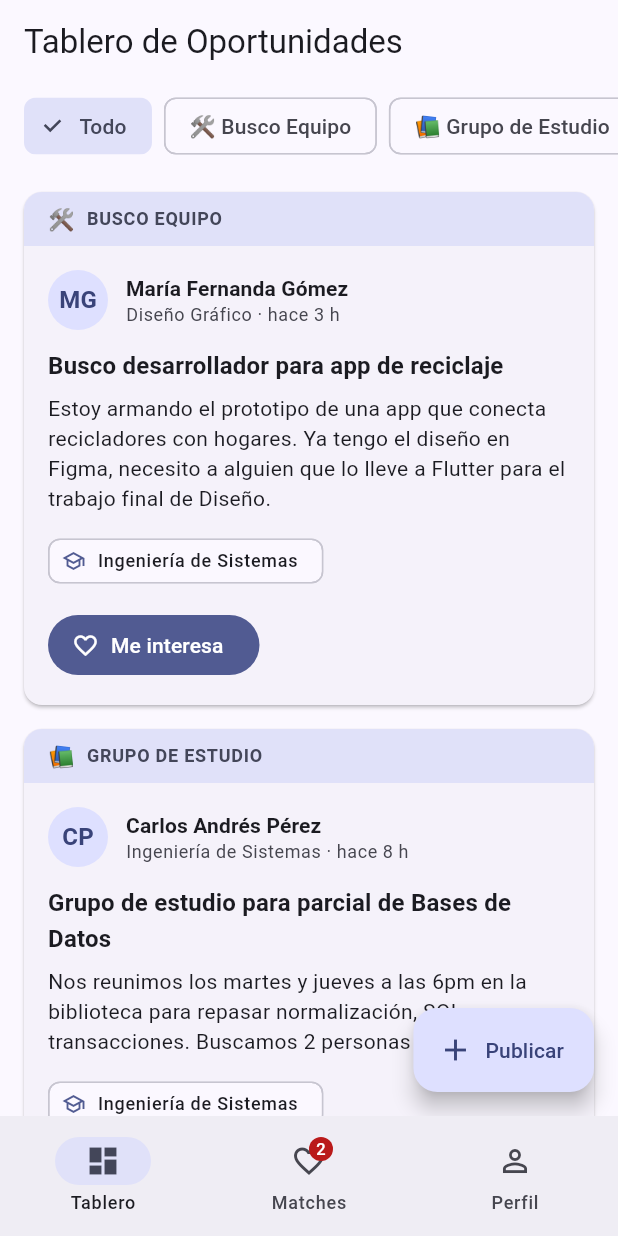
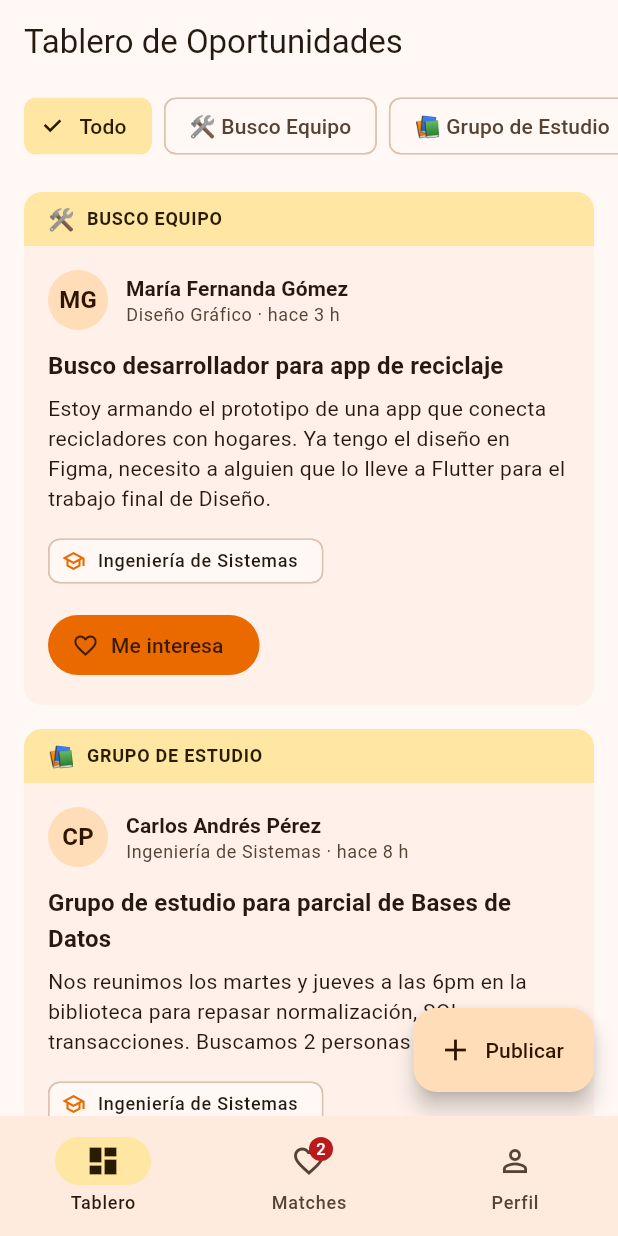
Before and after one commit to balmes2baxter/match_universitario, a Flutter app: the screen it shows after launch, on a phone screen of 412 x 824 dp. Run offline on Flutter 3.47's test engine with Material 3 defaults, Android fonts, the phone set to English and light mode, and no system bars; accounts and stored records are empty.

Commit message:
Tema cálido (amarillos y naranjas) con contraste AA
- AppTheme con esquemas claro/oscuro derivados de semilla naranja y variante vibrant
- Acentos vivos con textos oscuros y contenedores pastel para evitar saturación
- themeMode system; test de contraste WCAG y rango de matiz cálido

```diff
--- a/app/lib/main.dart
+++ b/app/lib/main.dart
@@ -3,6 +3,7 @@ import 'package:provider/provider.dart';
 
 import 'screens/home_shell.dart';
 import 'state/app_state.dart';
+import 'theme/app_theme.dart';
 
 void main() {
   runApp(const MatchUniversitarioApp());
@@ -18,10 +19,9 @@ class MatchUniversitarioApp extends StatelessWidget {
       child: MaterialApp(
         title: 'Match Universitario',
         debugShowCheckedModeBanner: false,
-        theme: ThemeData(
-          useMaterial3: true,
-          colorScheme: ColorScheme.fromSeed(seedColor: const Color(0xFF3F51B5)),
-        ),
+        theme: AppTheme.light,
+        darkTheme: AppTheme.dark,
+        themeMode: ThemeMode.system,
         home: const HomeShell(),
       ),
     );
--- /dev/null
+++ b/app/lib/theme/app_theme.dart
@@ -0,0 +1,72 @@
+import 'package:flutter/material.dart';
+
+/// Paleta cálida (amarillos y naranjas) para Match Universitario.
+///
+/// Se parte de un esquema generado con [ColorScheme.fromSeed] usando la
+/// variante `vibrant` para conservar superficies armónicas y neutras, y luego
+/// se sobrescriben únicamente los roles de acento con tonos vivos pero
+/// validados (contraste WCAG AA) para que no se vean saturados.
+abstract final class AppTheme {
+  static const Color _seed = Color(0xFFF57C00);
+
+  static ThemeData get light {
+    final base = ColorScheme.fromSeed(
+      seedColor: _seed,
+      dynamicSchemeVariant: DynamicSchemeVariant.vibrant,
+    );
+    final scheme = base.copyWith(
+      primary: const Color(0xFFEA6A00),
+      onPrimary: const Color(0xFF3A1B00),
+      primaryContainer: const Color(0xFFFFDDB8),
+      onPrimaryContainer: const Color(0xFF2E1500),
+      secondary: const Color(0xFFC77800),
+      onSecondary: const Color(0xFF2B1A00),
+      secondaryContainer: const Color(0xFFFFE7A3),
+      onSecondaryContainer: const Color(0xFF2A1C00),
+      tertiary: const Color(0xFFD14900),
+      onTertiary: const Color(0xFFFFFFFF),
+      tertiaryContainer: const Color(0xFFFFDCC8),
+      onTertiaryContainer: const Color(0xFF351000),
+    );
+    return _themeFrom(scheme);
+  }
+
+  static ThemeData get dark {
+    final base = ColorScheme.fromSeed(
+      seedColor: _seed,
+      brightness: Brightness.dark,
+      dynamicSchemeVariant: DynamicSchemeVariant.vibrant,
+    );
+    final scheme = base.copyWith(
+      primary: const Color(0xFFFFB870),
+      onPrimary: const Color(0xFF4A2400),
+      primaryContainer: const Color(0xFF7A3A00),
+      onPrimaryContainer: const Color(0xFFFFDDB8),
+      secondary: const Color(0xFFFFCF7A),
+      onSecondary: const Color(0xFF3A2600),
+      secondaryContainer: const Color(0xFF5C4200),
+      onSecondaryContainer: const Color(0xFFFFE7A3),
+      tertiary: const Color(0xFFFFB59A),
+      onTertiary: const Color(0xFF5A1D00),
+      tertiaryContainer: const Color(0xFF7A2E00),
+      onTertiaryContainer: const Color(0xFFFFDCC8),
+    );
+    return _themeFrom(scheme);
+  }
+
+  static ThemeData _themeFrom(ColorScheme scheme) {
+    return ThemeData(
+      useMaterial3: true,
+      colorScheme: scheme,
+      appBarTheme: AppBarTheme(
+        backgroundColor: scheme.surface,
+        foregroundColor: scheme.onSurface,
+        centerTitle: false,
+      ),
+      cardTheme: const CardThemeData(
+        elevation: 0,
+        clipBehavior: Clip.antiAlias,
+      ),
+    );
+  }
+}
```
Also changed, not shown: 1 other file.
